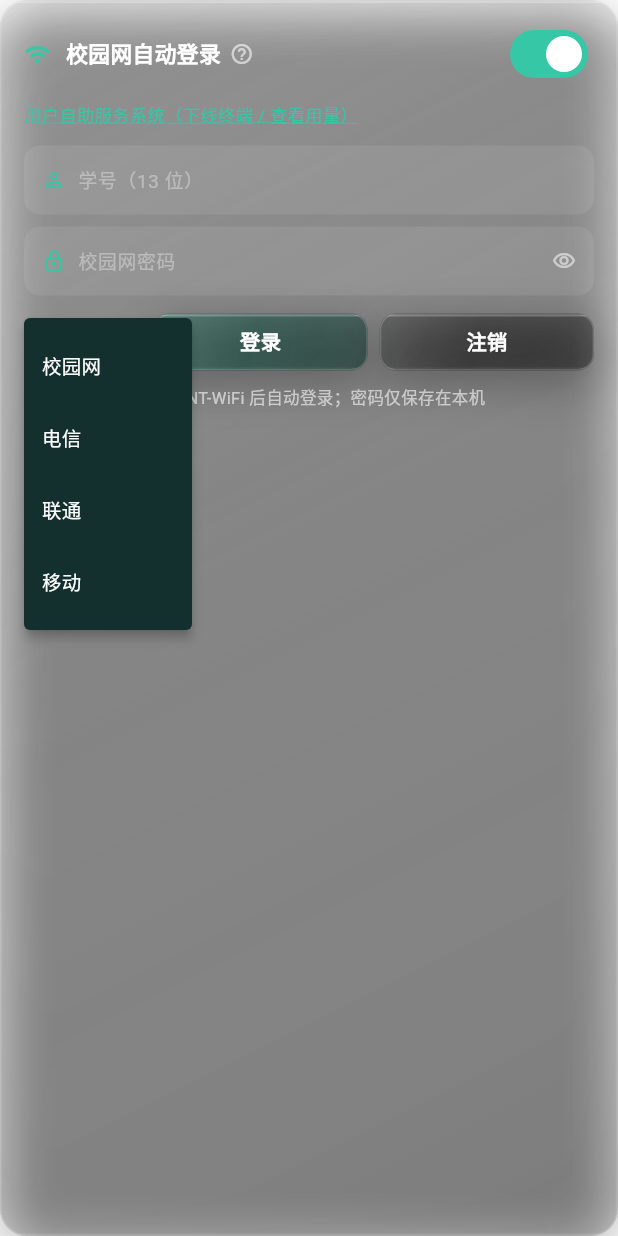
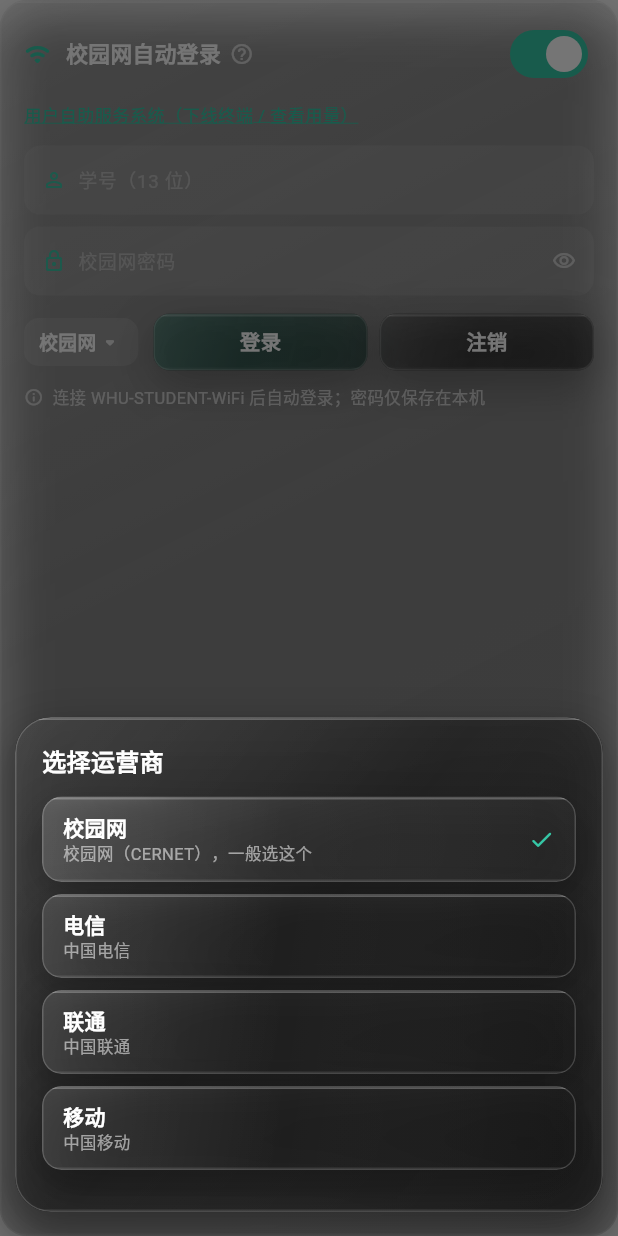
Before and after one commit to PriAssassin141/Schedule-For-WHU, a Flutter app: the CampusLoginCard widget shown alone on an empty page, opened directly, after a tap on the "visibility off" icon, after a tap on "校园网", on a phone screen of 412 x 824 dp. Run offline on Flutter 3.47's test engine with Material 3 defaults, Android fonts, the phone set to English and light mode, and no system bars; our stand-ins replace file_picker, permission_handler, sqflite, sqflite_common_ffi, webview_flutter; missing offline and left inert: fast_gbk, network_info_plus; accounts and stored records are empty.

Commit message:
feat: 校园网运营商与历史账号改用玻璃弹层
- 替换原 PopupMenuButton（不透明深色菜单）为 LiquidGlass 弹层，与全站弹层风格一致\n- 运营商：四项带说明，当前项高亮打勾\n- 历史账号：可选中填入、右侧可删除该记录\n- 新增 campus_sheet_test：弹层内容/切换运营商/选中与删除历史账号

```diff
--- a/lib/widgets/campus_login_card.dart
+++ b/lib/widgets/campus_login_card.dart
@@ -1,3 +1,4 @@
+import 'dart:convert';
 import 'dart:io';
 
 import 'package:flutter/material.dart';
@@ -203,19 +204,8 @@ class _CampusLoginCardState extends State<CampusLoginCard> {
           ),
           if (history.isNotEmpty) ...[
             const SizedBox(width: 6),
-            PopupMenuButton<String>(
-              tooltip: '历史账号',
-              color: const Color(0xFF14302E),
-              onSelected: (u) => setState(() => _userCtl.text = u),
-              itemBuilder: (_) => [
-                for (final u in history)
-                  PopupMenuItem(
-                    value: u,
-                    child: Text(u,
-                        style: const TextStyle(
-                            color: Colors.white, fontSize: 13)),
-                  ),
-              ],
+            GestureDetector(
+              onTap: () => _showHistorySheet(context, state, history, theme),
               child: Icon(Icons.arrow_drop_down_rounded,
                   color: Colors.white.withValues(alpha: 0.7)),
             ),
@@ -244,19 +234,8 @@ class _CampusLoginCardState extends State<CampusLoginCard> {
       // ---- 运营商 + 登录 / 注销 ----
       Row(
         children: [
-          PopupMenuButton<CampusService>(
-            tooltip: '选择运营商',
-            color: const Color(0xFF14302E),
-            onSelected: (s) => state.saveCampusAccount(service: s),
-            itemBuilder: (_) => [
-              for (final s in CampusService.values)
-                PopupMenuItem(
-                  value: s,
-                  child: Text(s.label,
-                      style:
-                          const TextStyle(color: Colors.white, fontSize: 13)),
-                ),
-            ],
+          GestureDetector(
+            onTap: () => _showServiceSheet(context, state, service, theme),
             child: Container(
               padding: const EdgeInsets.symmetric(horizontal: 10, vertical: 7),
               decoration: BoxDecoration(
@@ -389,8 +368,7 @@ class _CampusLoginCardState extends State<CampusLoginCard> {
     );
   }
 
-  void _showHelp(BuildContext context) {
-    showModalBottomSheet(
+  void _showHelp(BuildContext context) {    showModalBottomSheet(
       context: context,
       backgroundColor: Colors.transparent,
       isScrollControlled: true,
@@ -435,4 +413,141 @@ class _CampusLoginCardState extends State<CampusLoginCard> {
       ),
     );
   }
+
+  // ---------- 玻璃弹层：运营商 / 历史账号 ----------
+
+  void _showServiceSheet(
+      BuildContext context, AppState state, CampusService current, Color theme) {
+    showModalBottomSheet(
+      context: context,
+      backgroundColor: Colors.transparent,
+      builder: (sheetCtx) => _optionSheet(
+        title: '选择运营商',
+        children: [
+          for (final s in CampusService.values)
+            _optionRow(
+              label: s.label,
+              subtitle: switch (s) {
+                CampusService.cernet => '校园网（CERNET），一般选这个',
+                CampusService.telecom => '中国电信',
+                CampusService.unicom => '中国联通',
+                CampusService.mobile => '中国移动',
+              },
+              selected: s == current,
+              theme: theme,
+              onTap: () {
+                Navigator.of(sheetCtx).pop();
+                state.saveCampusAccount(service: s);
+              },
+            ),
+        ],
+      ),
+    );
+  }
+
+  void _showHistorySheet(BuildContext context, AppState state,
+      List<String> history, Color theme) {
+    showModalBottomSheet(
+      context: context,
+      backgroundColor: Colors.transparent,
+      builder: (sheetCtx) => _optionSheet(
+        title: '历史账号',
+        children: [
+          for (final u in history)
+            _optionRow(
+              label: u,
+              selected: u == _userCtl.text.trim(),
+              theme: theme,
+              onTap: () {
+                setState(() => _userCtl.text = u);
+                Navigator.of(sheetCtx).pop();
+              },
+              onDelete: () async {
+                Navigator.of(sheetCtx).pop();
+                final list = [...history]..remove(u);
+                await state.updateSettings(state.settings
+                    .copyWith(campusUserHistory: jsonEncode(list)));
+              },
+            ),
+        ],
+      ),
+    );
+  }
+
+  /// 统一风格的玻璃弹层外壳
+  Widget _optionSheet({
+    required String title,
+    required List<Widget> children,
+  }) {
+    return LiquidGlass(
+      radius: BorderRadius.circular(24),
+      margin: const EdgeInsets.fromLTRB(10, 0, 10, 16),
+      padding: const EdgeInsets.fromLTRB(18, 18, 18, 20),
+      tintAlphaOverride: 0.34,
+      child: Column(
+        mainAxisSize: MainAxisSize.min,
+        crossAxisAlignment: CrossAxisAlignment.start,
+        children: [
+          Text(title,
+              style: const TextStyle(
+                  color: Colors.white,
+                  fontSize: 16,
+                  fontWeight: FontWeight.w800)),
+          const SizedBox(height: 12),
+          ...children,
+        ],
+      ),
+    );
+  }
+
+  Widget _optionRow({
+    required String label,
+    String? subtitle,
+    required bool selected,
+    required Color theme,
+    required VoidCallback onTap,
+    VoidCallback? onDelete,
+  }) {
+    return Padding(
+      padding: const EdgeInsets.only(bottom: 8),
+      child: LiquidGlass(
+        radius: BorderRadius.circular(13),
+        tintAlphaOverride: selected ? 0.30 : 0.12,
+        padding: const EdgeInsets.symmetric(horizontal: 14, vertical: 10),
+        onTap: onTap,
+        child: Row(
+          children: [
+            Expanded(
+              child: Column(
+                crossAxisAlignment: CrossAxisAlignment.start,
+                children: [
+                  Text(label,
+                      style: const TextStyle(
+                          color: Colors.white,
+                          fontSize: 14,
+                          fontWeight: FontWeight.w700)),
+                  if (subtitle != null)
+                    Text(subtitle,
+                        style: TextStyle(
+                            color: Colors.white.withValues(alpha: 0.55),
+                            fontSize: 11)),
+                ],
+              ),
+            ),
+            if (selected)
+              Icon(Icons.check_rounded, size: 18, color: theme),
+            if (onDelete != null)
+              GestureDetector(
+                onTap: onDelete,
+                child: Padding(
+                  padding: const EdgeInsets.only(left: 10),
+                  child: Icon(Icons.close_rounded,
+                      size: 16, color: Colors.white.withValues(alpha: 0.5)),
+                ),
+              ),
+          ],
+        ),
+      ),
+    );
+  }
 }
```
Also changed, not shown: 1 other file.
